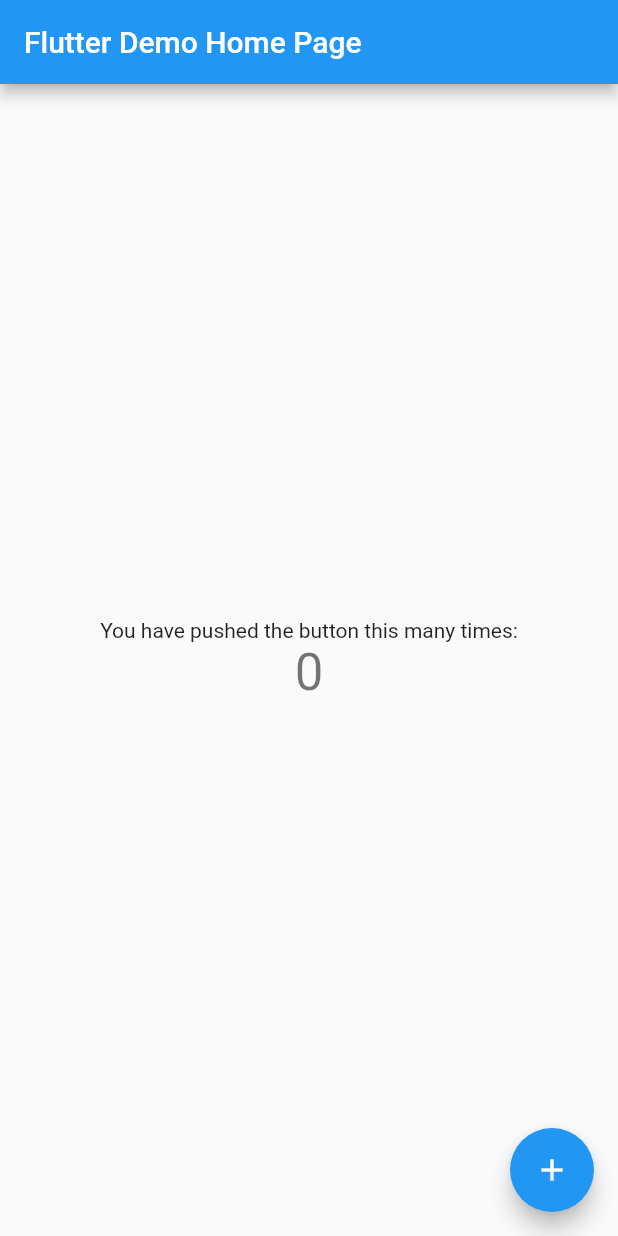
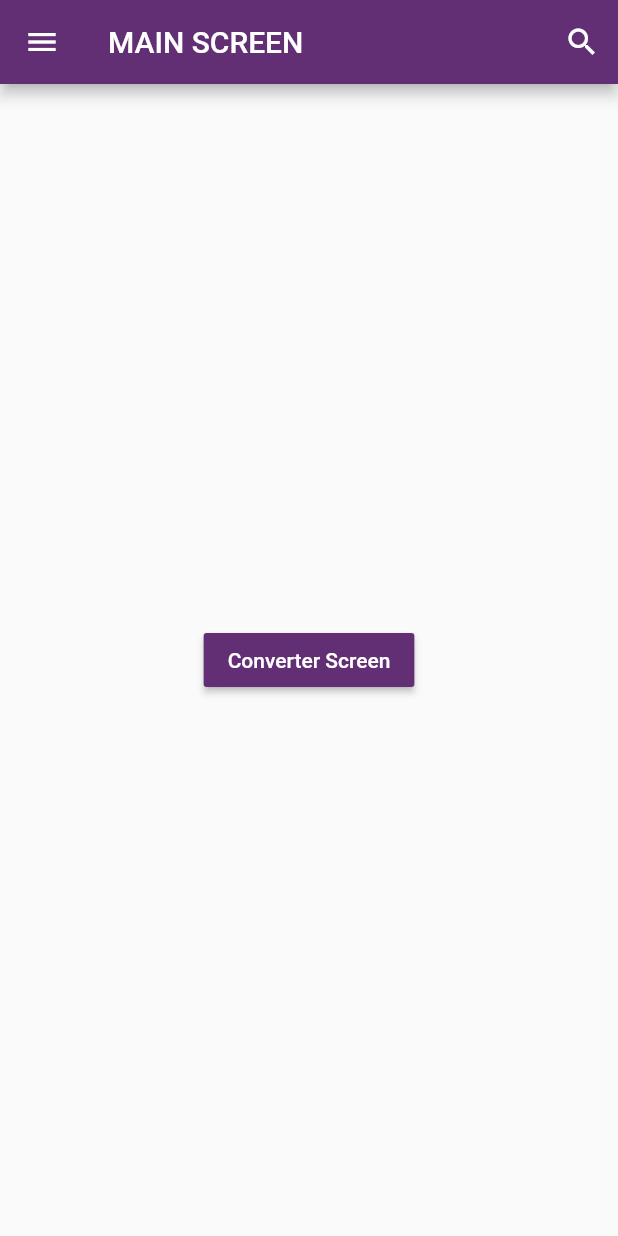
Before and after one commit to GauravKumarYadav/final_year_project, a Flutter app: the screen it shows after launch, on a phone screen of 412 x 824 dp. Run offline on Flutter 3.47's test engine with Material 2 defaults, Android fonts, the phone set to English and light mode, and no system bars.

Commit message:
converter screen added , for now just simple button on screen is there

```diff
--- /dev/null
+++ b/lib/converterScreen.dart
@@ -0,0 +1,12 @@
+import 'package:flutter/material.dart';
+
+class converterScreen extends StatelessWidget {
+  @override
+  Widget build(BuildContext context) {
+    return Scaffold(
+      appBar: AppBar(
+        title: Text('Converter Screen'),
+      ),
+    );
+  }
+}
--- a/lib/main.dart
+++ b/lib/main.dart
@@ -1,4 +1,5 @@
 import 'package:flutter/material.dart';
+import 'mainscreen.dart';
 
 void main() {
   runApp(MyApp());
@@ -9,109 +10,13 @@ class MyApp extends StatelessWidget {
   @override
   Widget build(BuildContext context) {
     return MaterialApp(
+      debugShowCheckedModeBanner: false,
       title: 'Flutter Demo',
       theme: ThemeData(
-        // This is the theme of your application.
-        //
-        // Try running your application with "flutter run". You'll see the
-        // application has a blue toolbar. Then, without quitting the app, try
-        // changing the primarySwatch below to Colors.green and then invoke
-        // "hot reload" (press "r" in the console where you ran "flutter run",
-        // or simply save your changes to "hot reload" in a Flutter IDE).
-        // Notice that the counter didn't reset back to zero; the application
-        // is not restarted.
-        primarySwatch: Colors.blue,
-        // This makes the visual density adapt to the platform that you run
-        // the app on. For desktop platforms, the controls will be smaller and
-        // closer together (more dense) than on mobile platforms.
+        primaryColor: new Color(0xff622F74),
         visualDensity: VisualDensity.adaptivePlatformDensity,
       ),
-      home: MyHomePage(title: 'Flutter Demo Home Page'),
+      home: MainScreen(),
     );
   }
 }
-
-class MyHomePage extends StatefulWidget {
-  MyHomePage({Key key, this.title}) : super(key: key);
-
-  // This widget is the home page of your application. It is stateful, meaning
-  // that it has a State object (defined below) that contains fields that affect
-  // how it looks.
-
-  // This class is the configuration for the state. It holds the values (in this
-  // case the title) provided by the parent (in this case the App widget) and
-  // used by the build method of the State. Fields in a Widget subclass are
-  // always marked "final".
-
-  final String title;
-
-  @override
-  _MyHomePageState createState() => _MyHomePageState();
-}
-
-class _MyHomePageState extends State<MyHomePage> {
-  int _counter = 0;
-
-  void _incrementCounter() {
-    setState(() {
-      // This call to setState tells the Flutter framework that something has
-      // changed in this State, which causes it to rerun the build method below
-      // so that the display can reflect the updated values. If we changed
-      // _counter without calling setState(), then the build method would not be
-      // called again, and so nothing would appear to happen.
-      _counter++;
-    });
-  }
-
-  @override
-  Widget build(BuildContext context) {
-    // This method is rerun every time setState is called, for instance as done
-    // by the _incrementCounter method above.
-    //
-    // The Flutter framework has been optimized to make rerunning build methods
-    // fast, so that you can just rebuild anything that needs updating rather
-    // than having to individually change instances of widgets.
-    return Scaffold(
-      appBar: AppBar(
-        // Here we take the value from the MyHomePage object that was created by
-        // the App.build method, and use it to set our appbar title.
-        title: Text(widget.title),
-      ),
-      body: Center(
-        // Center is a layout widget. It takes a single child and positions it
-        // in the middle of the parent.
-        child: Column(
-          // Column is also a layout widget. It takes a list of children and
-          // arranges them vertically. By default, it sizes itself to fit its
-          // children horizontally, and tries to be as tall as its parent.
-          //
-          // Invoke "debug painting" (press "p" in the console, choose the
-          // "Toggle Debug Paint" action from the Flutter Inspector in Android
-          // Studio, or the "Toggle Debug Paint" command in Visual Studio Code)
-          // to see the wireframe for each widget.
-          //
-          // Column has various properties to control how it sizes itself and
-          // how it positions its children. Here we use mainAxisAlignment to
-          // center the children vertically; the main axis here is the vertical
-          // axis because Columns are vertical (the cross axis would be
-          // horizontal).
-          mainAxisAlignment: MainAxisAlignment.center,
-          children: <Widget>[
-            Text(
-              'You have pushed the button this many times:',
-            ),
-            Text(
-              '$_counter',
-              style: Theme.of(context).textTheme.headline4,
-            ),
-          ],
-        ),
-      ),
-      floatingActionButton: FloatingActionButton(
-        onPressed: _incrementCounter,
-        tooltip: 'Increment',
-        child: Icon(Icons.add),
-      ), // This trailing comma makes auto-formatting nicer for build methods.
-    );
-  }
-}
--- /dev/null
+++ b/lib/mainscreen.dart
@@ -0,0 +1,31 @@
+import 'package:final_year_project/converterScreen.dart';
+import 'package:flutter/material.dart';
+import 'converterScreen.dart';
+
+class MainScreen extends StatelessWidget {
+  @override
+  Widget build(BuildContext context) {
+    return Scaffold(
+      appBar: AppBar(
+        leading: IconButton(icon: Icon(Icons.menu),onPressed: (){
+          //
+        }),
+        title: Text('MAIN SCREEN'),
+        actions: <Widget>[
+          IconButton(icon: Icon(Icons.search),onPressed: (){
+
+          })
+        ],
+      ),
+      body: Center(
+        child: RaisedButton(
+          child: Text('Converter Screen',style: TextStyle(color: Colors.white, ),),
+          color: new Color(0xff622F74),
+          onPressed: () {
+            Navigator.push(context, MaterialPageRoute( builder: (context) => converterScreen() ), ) ;
+          }
+        ),
+      ),
+    );
+  }
+}
```
